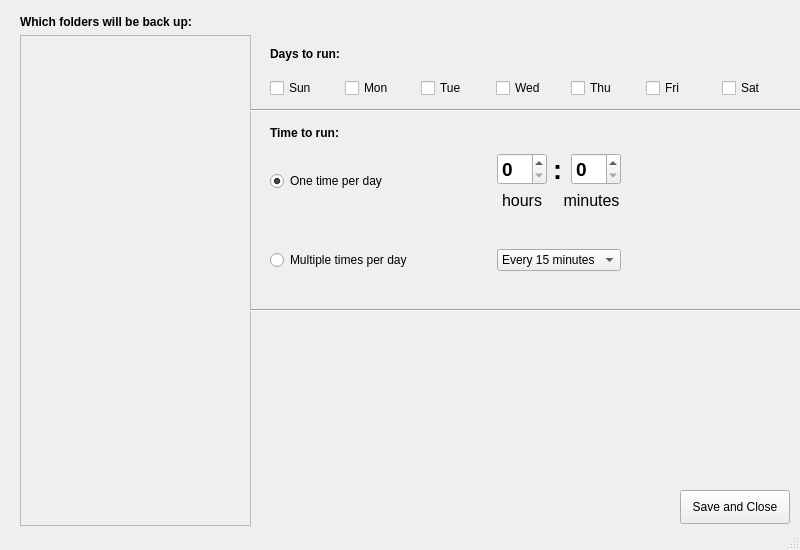
GeovaneJefferson/timemachine, file src/options.ui: the form before one commit.
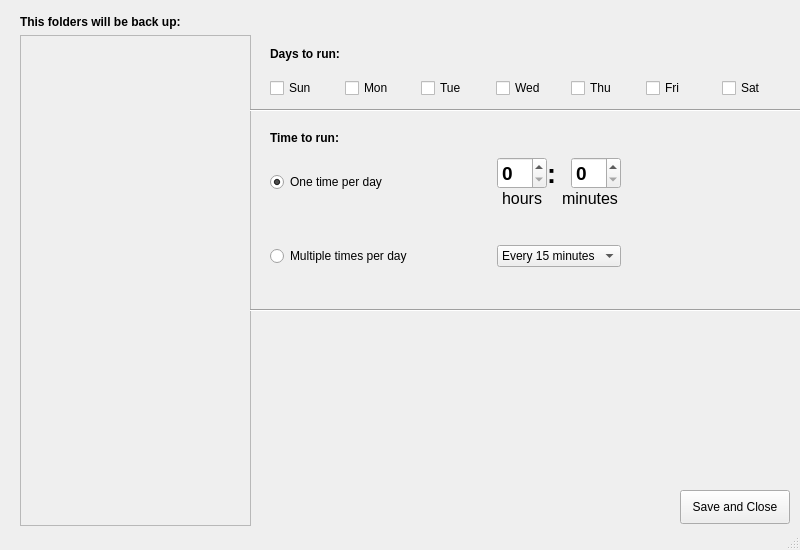
The form after the commit.

```diff
--- a/src/options.ui
+++ b/src/options.ui
@@ -49,8 +49,8 @@
      <property name="bottomMargin">
       <number>0</number>
      </property>
-     <property name="verticalSpacing">
-      <number>6</number>
+     <property name="spacing">
+      <number>0</number>
      </property>
      <item row="0" column="0">
       <widget class="QLabel" name="label_2">
@@ -304,7 +304,7 @@
         <bool>false</bool>
        </property>
        <property name="text">
-        <string>&lt;html&gt;&lt;head/&gt;&lt;body&gt;&lt;p&gt;&lt;span style=&quot; font-weight:600;&quot;&gt;Which folders will be back up:&lt;/span&gt;&lt;/p&gt;&lt;/body&gt;&lt;/html&gt;</string>
+        <string>&lt;html&gt;&lt;head/&gt;&lt;body&gt;&lt;p&gt;&lt;span style=&quot; font-weight:600;&quot;&gt;This folders will be back up:&lt;/span&gt;&lt;/p&gt;&lt;/body&gt;&lt;/html&gt;</string>
        </property>
       </widget>
      </item>
```
Left out of the diff: 2 changed lines with no effect on the pictures.
